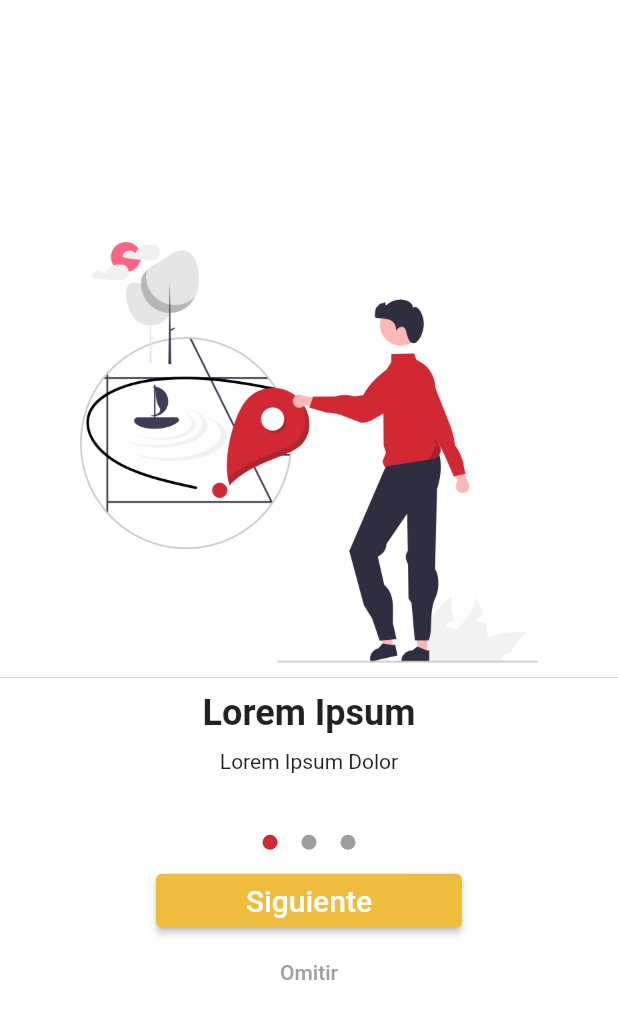
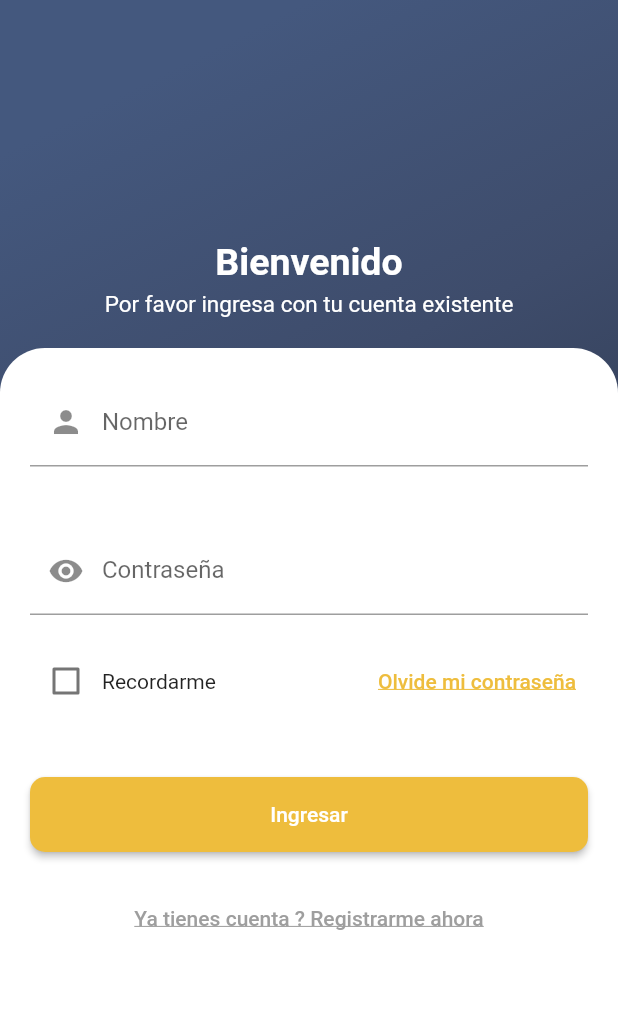
Before and after one commit to alexiramos/GasFinder, a Flutter app: the screen it shows after launch, after a tap on "Siguiente", on a phone screen of 412 x 824 dp. Shown: the top 1019 px of the screen. Run offline on Flutter 3.47's test engine with Material 2 defaults, Android fonts, the light colour scheme and no system bars; drawn by our look-alikes of carousel_slider; our stand-ins replace google_fonts; Roboto replaces fonts that are missing (Sen).

Commit message:
welcome
Pantalla de Bienvenida y login

```diff
--- /dev/null
+++ b/lib/Login.dart
@@ -0,0 +1,144 @@
+import 'package:flutter/material.dart';
+import 'package:google_fonts/google_fonts.dart';
+
+
+
+class Login extends StatelessWidget {
+  @override
+  Widget build(BuildContext context) {
+    return MaterialApp(
+      debugShowCheckedModeBanner: false,
+      theme: ThemeData(
+        textTheme: GoogleFonts.senTextTheme(), // Carga la fuente Lato desde Google Fonts
+      ),
+      home: Scaffold(
+        resizeToAvoidBottomInset:false,
+        body:Container(
+            width: double.infinity,
+            decoration: BoxDecoration(
+              gradient: LinearGradient(
+                  begin: Alignment.topCenter,
+                  colors: [
+                    Color(0xff44587e),
+                    Color(0xff3e4c6b),
+                    Color(0xff303b52)
+                  ]
+              ),
+            ),
+            child: Column(
+              children: <Widget>[
+                SizedBox(height: 140,),
+                Padding(
+                    padding: EdgeInsets.all(20),
+                    child: Column(
+                      children: <Widget>[
+                        Text("Bienvenido",style: TextStyle(color: Colors.white,fontSize: 25,fontWeight: FontWeight.bold),),
+                        SizedBox(height: 5,),
+                        Text("Por favor ingresa con tu cuenta existente",style: TextStyle(color: Colors.white,fontSize: 15,),)
+                      ],
+                    ) ,
+                ),
+                Expanded(
+                    child: Container(
+                      decoration: BoxDecoration(
+                        color: Colors.white,
+                        borderRadius: BorderRadius.only(topLeft: Radius.circular(30),topRight: Radius.circular(30))
+                      ),
+                      child: Padding(
+
+                        padding: EdgeInsets.all(20),
+                        child:Column(
+                        children: <Widget>[
+                          TextFormField(
+                            decoration: InputDecoration(
+                              labelText: 'Nombre',
+                              border: OutlineInputBorder(
+                                borderRadius: BorderRadius.all(Radius.circular(10.0)),
+                              ),
+                              enabledBorder: UnderlineInputBorder(
+                                borderSide: BorderSide(color: Colors.grey), // Cambia el color del borde inferior
+                              ),
+                              prefixIcon: Icon(Icons.person),
+                            ),
+                          ),
+                          SizedBox(height: 40,),
+                          TextFormField(
+                            decoration: InputDecoration(
+                              labelText: 'Contraseña',
+                              border: OutlineInputBorder(
+                                borderRadius: BorderRadius.all(Radius.circular(10.0)),
+                              ),
+                              enabledBorder: UnderlineInputBorder(
+                                borderSide: BorderSide(color: Colors.grey), // Cambia el color del borde inferior
+                              ),
+                              prefixIcon: Icon(Icons.remove_red_eye),
+                            ),
+                          ),
+                          SizedBox(height: 20,),
+                          Row(
+                            children: <Widget>[
+                              Checkbox(
+                                value: false, // Cambia este valor según tu lógica
+                                onChanged: (bool? newValue) {
+                                  // Cambia el valor según tu lógica
+                                },
+                              ),
+                              Text(
+                                'Recordarme',
+                                style: TextStyle(fontSize: 14),
+                              ),
+                              Spacer(), // Agrega espacio flexible
+                              TextButton(
+                                onPressed: () {
+                                  // Lógica para el enlace de texto "Ya tienes cuenta ? Registrarme ahora"
+                                },
+                                child: Text(
+                                  'Olvide mi contraseña',
+                                  style: TextStyle(
+                                    color: Color(0xffeebd3d),
+                                    decoration: TextDecoration.underline,
+                                  ),
+                                ),
+                              ),
+                            ],
+                          ),
+                          SizedBox(height: 40),
+                          ElevatedButton(
+
+                            onPressed: () {
+                              // Lógica para el botón "Ingresar"
+                            },
+                            style: ElevatedButton.styleFrom(
+                              backgroundColor: Color(0xffeebd3d), // Cambia el color del botón
+                              shape: RoundedRectangleBorder(
+                                borderRadius: BorderRadius.circular(10.0),
+                              ),
+                              minimumSize: Size(double.infinity, 50), // Hace que el botón tenga un ancho máximo y una altura fija
+                            ),
+                            child: Text('Ingresar'),
+                          ),
+                          SizedBox(height: 20),
+                          TextButton(
+                            onPressed: () {
+                              // Lógica para el enlace de texto "Ya tienes cuenta ? Registrarme ahora"
+                            },
+                            child: Text(
+                              'Ya tienes cuenta ? Registrarme ahora',
+                              style: TextStyle(
+                                color: Colors.grey,
+                                decoration: TextDecoration.underline,
+                              ),
+                            ),
+                          ),
+                         ]
+                      ),)
+                    )
+                )
+                ],
+            )
+            ,
+          )
+      ),
+    );
+  }
+}
--- a/lib/Welcome.dart
+++ b/lib/Welcome.dart
@@ -1,5 +1,6 @@
 import 'package:flutter/material.dart';
 import 'package:google_fonts/google_fonts.dart';
+import 'package:gas_finder/Login.dart';
 import 'package:carousel_slider/carousel_slider.dart'; //Para carrusel de imagenes
 
 
@@ -7,6 +8,7 @@ class Welcome extends StatelessWidget {
   @override
   Widget build(BuildContext context) {
     return MaterialApp(
+      debugShowCheckedModeBanner: false,
       theme: ThemeData(
         textTheme: GoogleFonts.senTextTheme(), // Carga la fuente Lato desde Google Fonts
       ),
@@ -43,7 +45,30 @@ class _MyCarouselState extends State<MyCarousel> {
   int _currentIndex = 0;
 
   void _goToNextPage() {
+
+    if (_currentIndex+1 == slides.length){
+      navigateToScreen(context);
+    }
     _carouselController.nextPage(duration: Duration(milliseconds: 300), curve: Curves.ease);
+  }
+
+  void navigateToScreen(BuildContext context)  {
+    //Navigator.pushReplacement(context, MaterialPageRoute(builder: (context) => Welcome()));
+    Navigator.pushReplacement(
+      context,
+      PageRouteBuilder(
+        pageBuilder: (context, animation, secondaryAnimation) => Login(),
+        transitionsBuilder: (context, animation, secondaryAnimation, child) {
+          const begin = Offset(1.0, 0.0);
+          const end = Offset.zero;
+          const curve = Curves.easeInOut;
+          var tween = Tween(begin: begin, end: end).chain(CurveTween(curve: curve));
+          var offsetAnimation = animation.drive(tween);
+          return SlideTransition(position: offsetAnimation, child: child);
+        },
+      ),
+    );
+
   }
   @override
   Widget build(BuildContext context) {
@@ -63,7 +88,6 @@ class _MyCarouselState extends State<MyCarousel> {
                   Container(
                     width: MediaQuery.of(context).size.width,
                     height: 300,
-                    decoration: BoxDecoration(color: Colors.deepPurpleAccent),
                     child: Image(
                       image: AssetImage(slides[index]['image']!),
                       fit: BoxFit.cover,
@@ -122,6 +146,7 @@ class _MyCarouselState extends State<MyCarousel> {
               TextButton(
                 onPressed: () {
                   // Acción para omitir
+                  navigateToScreen(context);
                 },
                 child: Text('Omitir',style: TextStyle(color: Colors.grey),),
               ),
--- a/lib/main.dart
+++ b/lib/main.dart
@@ -11,6 +11,7 @@ class MainApp extends StatelessWidget {
   @override
   Widget build(BuildContext context) {
     return MaterialApp(
+      debugShowCheckedModeBanner: false,
       home:NextScreen()
     );
   }
--- a/pubspec.yaml
+++ b/pubspec.yaml
@@ -13,10 +13,12 @@ dependencies:
   carousel_slider: ^4.0.0
 
 
+
 dev_dependencies:
   flutter_test:
     sdk: flutter
   flutter_lints: ^2.0.0
+
 
 flutter:
   uses-material-design: true
```
